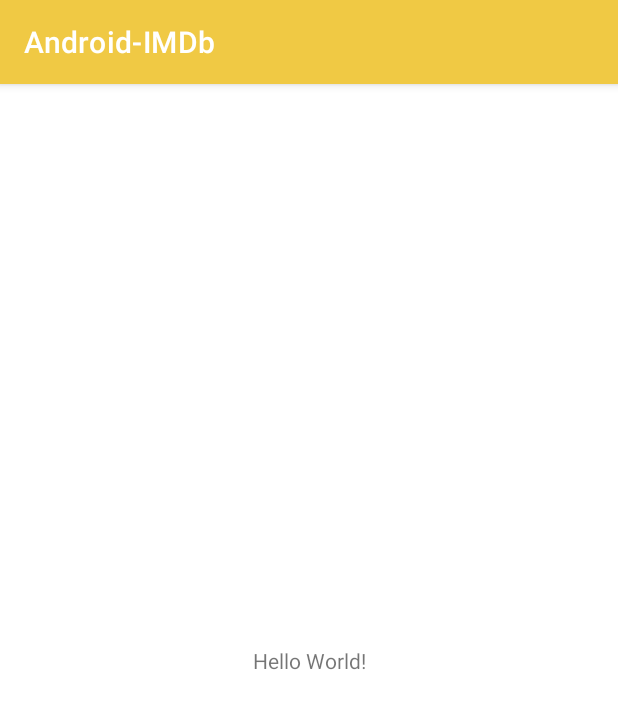
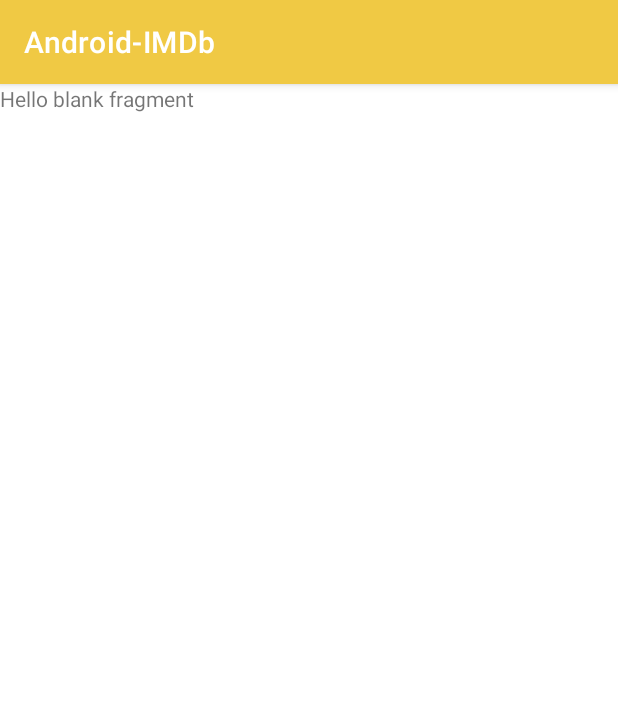
Before and after one commit to Denisse23/Android-IMDb, an Android app: the screen it shows after launch (MainActivity), on a phone screen of 412 x 824 dp. Shown: the top 709 px of the screen. Run offline under Robolectric (Android 15) with nearby library versions, the phone set to English and light mode, and no system bars.

Commit message:
Adding navigation component libraries and nav_graph file

```diff
--- a/app/build.gradle
+++ b/app/build.gradle
@@ -38,6 +38,11 @@ dependencies {
     implementation 'androidx.appcompat:appcompat:1.2.0'
     implementation 'com.google.android.material:material:1.3.0'
     implementation 'androidx.constraintlayout:constraintlayout:2.0.4'
+    // Navigation Component
+    implementation "androidx.navigation:navigation-fragment-ktx:$nav_version"
+    implementation "androidx.navigation:navigation-ui-ktx:$nav_version"
+    implementation 'androidx.legacy:legacy-support-v4:1.0.0'
+
     testImplementation 'junit:junit:4.+'
     androidTestImplementation 'androidx.test.ext:junit:1.1.2'
     androidTestImplementation 'androidx.test.espresso:espresso-core:3.3.0'
--- /dev/null
+++ b/app/src/main/java/com/avoanyell/android_imdb/HomeFragment.kt
@@ -0,0 +1,59 @@
+package com.avoanyell.android_imdb
+
+import android.os.Bundle
+import androidx.fragment.app.Fragment
+import android.view.LayoutInflater
+import android.view.View
+import android.view.ViewGroup
+
+// TODO: Rename parameter arguments, choose names that match
+// the fragment initialization parameters, e.g. ARG_ITEM_NUMBER
+private const val ARG_PARAM1 = "param1"
+private const val ARG_PARAM2 = "param2"
+
+/**
+ * A simple [Fragment] subclass.
+ * Use the [HomeFragment.newInstance] factory method to
+ * create an instance of this fragment.
+ */
+class HomeFragment : Fragment() {
+    // TODO: Rename and change types of parameters
+    private var param1: String? = null
+    private var param2: String? = null
+
+    override fun onCreate(savedInstanceState: Bundle?) {
+        super.onCreate(savedInstanceState)
+        arguments?.let {
+            param1 = it.getString(ARG_PARAM1)
+            param2 = it.getString(ARG_PARAM2)
+        }
+    }
+
+    override fun onCreateView(
+        inflater: LayoutInflater, container: ViewGroup?,
+        savedInstanceState: Bundle?
+    ): View? {
+        // Inflate the layout for this fragment
+        return inflater.inflate(R.layout.fragment_home, container, false)
+    }
+
+    companion object {
+        /**
+         * Use this factory method to create a new instance of
+         * this fragment using the provided parameters.
+         *
+         * @param param1 Parameter 1.
+         * @param param2 Parameter 2.
+         * @return A new instance of fragment HomeFragment.
+         */
+        // TODO: Rename and change types and number of parameters
+        @JvmStatic
+        fun newInstance(param1: String, param2: String) =
+            HomeFragment().apply {
+                arguments = Bundle().apply {
+                    putString(ARG_PARAM1, param1)
+                    putString(ARG_PARAM2, param2)
+                }
+            }
+    }
+}
--- a/app/src/main/res/layout/activity_main.xml
+++ b/app/src/main/res/layout/activity_main.xml
@@ -6,13 +6,16 @@
     android:layout_height="match_parent"
     tools:context=".MainActivity">
 
-    <TextView
-        android:layout_width="wrap_content"
-        android:layout_height="wrap_content"
-        android:text="Hello World!"
-        app:layout_constraintBottom_toBottomOf="parent"
+    <androidx.fragment.app.FragmentContainerView
+        android:id="@+id/nav_host_fragment"
+        android:name="androidx.navigation.fragment.NavHostFragment"
+        android:layout_width="0dp"
+        android:layout_height="0dp"
         app:layout_constraintLeft_toLeftOf="parent"
         app:layout_constraintRight_toRightOf="parent"
-        app:layout_constraintTop_toTopOf="parent" />
+        app:layout_constraintTop_toTopOf="parent"
+        app:layout_constraintBottom_toBottomOf="parent"
+        app:defaultNavHost="true"
+        app:navGraph="@navigation/nav_graph" />
 
 </androidx.constraintlayout.widget.ConstraintLayout>
--- /dev/null
+++ b/app/src/main/res/layout/fragment_home.xml
@@ -0,0 +1,14 @@
+<?xml version="1.0" encoding="utf-8"?>
+<FrameLayout xmlns:android="http://schemas.android.com/apk/res/android"
+    xmlns:tools="http://schemas.android.com/tools"
+    android:layout_width="match_parent"
+    android:layout_height="match_parent"
+    tools:context=".HomeFragment">
+
+    <!-- TODO: Update blank fragment layout -->
+    <TextView
+        android:layout_width="match_parent"
+        android:layout_height="match_parent"
+        android:text="@string/hello_blank_fragment" />
+
+</FrameLayout>
--- /dev/null
+++ b/app/src/main/res/navigation/nav_graph.xml
@@ -0,0 +1,13 @@
+<?xml version="1.0" encoding="utf-8"?>
+<navigation xmlns:android="http://schemas.android.com/apk/res/android"
+    xmlns:app="http://schemas.android.com/apk/res-auto"
+    xmlns:tools="http://schemas.android.com/tools"
+    android:id="@+id/nav_graph"
+    app:startDestination="@id/homeFragment">
+
+    <fragment
+        android:id="@+id/homeFragment"
+        android:name="com.avoanyell.android_imdb.HomeFragment"
+        android:label="fragment_home"
+        tools:layout="@layout/fragment_home" />
+</navigation>
--- a/app/src/main/res/values/strings.xml
+++ b/app/src/main/res/values/strings.xml
@@ -1,3 +1,5 @@
 <resources>
     <string name="app_name">Android-IMDb</string>
+    <!-- TODO: Remove or change this placeholder text -->
+    <string name="hello_blank_fragment">Hello blank fragment</string>
 </resources>
--- a/build.gradle
+++ b/build.gradle
@@ -1,6 +1,7 @@
 // Top-level build file where you can add configuration options common to all sub-projects/modules.
 buildscript {
     ext.kotlin_version = "1.3.72"
+    ext.nav_version = "2.3.3"
     repositories {
         google()
         jcenter()
```
